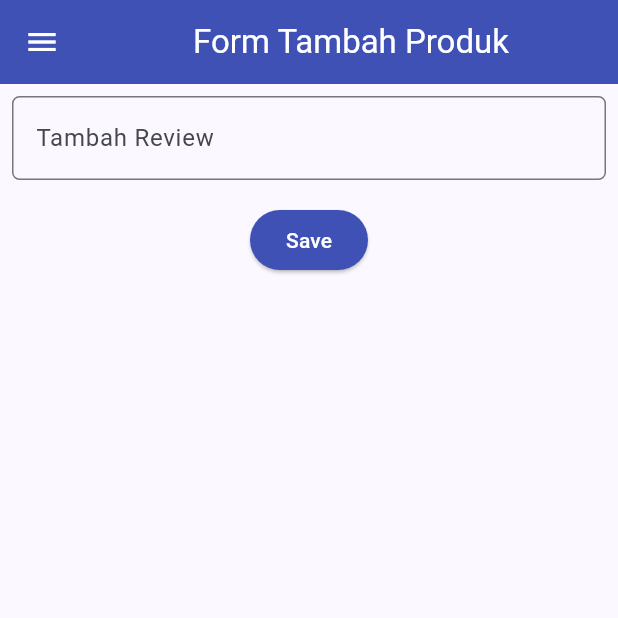
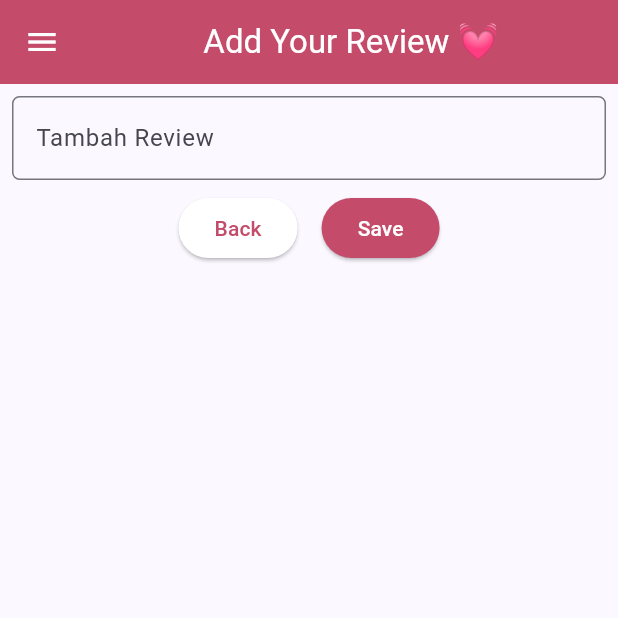
Before and after one commit to PBP-A12/bookmate-finals, a Flutter app: the AddReview screen opened directly with empty values, on a phone screen of 412 x 824 dp, the top half of it. Run offline on Flutter 3.47's test engine with Material 3 defaults, Android fonts, the phone set to English and light mode, and no system bars; missing offline and left inert: pbp_django_auth.

Commit message:
tdi kpncet modif pubspec.yaml + improve UI

```diff
--- a/lib/screens/addreview.dart
+++ b/lib/screens/addreview.dart
@@ -1,5 +1,4 @@
 import 'dart:convert';
-
 import 'package:bookmate/models/book.dart';
 import 'package:bookmate/models/book_review.dart';
 import 'package:bookmate/screens/dashboardbuku.dart';
@@ -23,6 +22,7 @@ class AddReview extends StatefulWidget {
 class _AddReview extends State<AddReview> {
   final _formKey = GlobalKey<FormState>();
   String _review = "";
+
   @override
   Widget build(BuildContext context) {
     final request = context.watch<CookieRequest>();
@@ -30,10 +30,10 @@ class _AddReview extends State<AddReview> {
       appBar: AppBar(
         title: const Center(
           child: Text(
-            'Form Tambah Produk',
+            'Add Your Review 💓',
           ),
         ),
-        backgroundColor: Colors.indigo,
+        backgroundColor: Color(0xFFC44B6A),
         foregroundColor: Colors.white,
       ),
       drawer: const RightDrawer(),
@@ -51,7 +51,8 @@ class _AddReview extends State<AddReview> {
                     labelText: "Tambah Review",
                     border: OutlineInputBorder(
                       borderRadius: BorderRadius.circular(5.0),
-                    )),
+                    ),
+                  ),
                   onChanged: (String? value) {
                     setState(() {
                       _review = value!;
@@ -65,46 +66,69 @@ class _AddReview extends State<AddReview> {
                   },
                 ),
               ),
-            Align(
-              alignment: Alignment.bottomCenter,
-              child: Padding(
-                padding: const EdgeInsets.all(8.0),
-                child: ElevatedButton(
+              // Back and Save Buttons Side by Side
+              Row(
+                mainAxisAlignment: MainAxisAlignment.center,
+                children: [
+                  // TextButton(
+                  //   onPressed: () {
+                  //     Navigator.pop(context);
+                  //   },
+                  //   child: const Text(
+                  //     'Back',
+                  //     style: TextStyle(color: Colors.black),
+                  //   ),
+                  // ),
+                  ElevatedButton(
                     style: ButtonStyle(
-                    backgroundColor: MaterialStateProperty.all(Colors.indigo),
+                      backgroundColor: MaterialStateProperty.all(Colors.white),
+                    ),
+                    onPressed: () {
+                      Navigator.pop(context);
+                    },
+                    child: const Text(
+                      "Back",
+                      style: TextStyle(color: Color(0xFFC44B6A)),
+                    ),
+                  ),
+                  SizedBox(width: 16), // Adjust the distance between buttons
+                  ElevatedButton(
+                    style: ButtonStyle(
+                      backgroundColor:
+                          MaterialStateProperty.all(Color(0xFFC44B6A)),
                     ),
                     onPressed: () async {
                       if (_formKey.currentState!.validate()) {
-                      // Kirim ke Django dan tunggu respons
-                      // TODO: Ganti URL dan jangan lupa tambahkan trailing slash (/) di akhir URL!
                         final response = await request.postJson(
                           "http://10.0.2.2:8000/review/add-review-flutter/",
                           jsonEncode(<String, String>{
                             'id': widget.book.id.toString(),
                             'review': _review,
-
-                            // 'description': _description,
-                            // TODO: Sesuaikan field data sesuai dengan aplikasimu
-                          }));
+                          }),
+                        );
                         if (response['status'] == 'success') {
-                        ScaffoldMessenger.of(context)
-                            .showSnackBar(const SnackBar(
+                          ScaffoldMessenger.of(context).showSnackBar(
+                            const SnackBar(
                               content: Text("Produk baru berhasil disimpan!"),
-                        ));
+                            ),
+                          );
                           Navigator.pushReplacement(
                             context,
                             MaterialPageRoute(
                               builder: (context) => DetailReviewPage(
                                 book: widget.book,
                                 review: widget.review,
-                                  )),
+                              ),
+                            ),
                           );
                         } else {
-                        ScaffoldMessenger.of(context)
-                            .showSnackBar(const SnackBar(
-                          content:
-                              Text("Terdapat kesalahan, silakan coba lagi."),
-                        ));
+                          ScaffoldMessenger.of(context).showSnackBar(
+                            const SnackBar(
+                              content: Text(
+                                "Terdapat kesalahan, silakan coba lagi.",
+                              ),
+                            ),
+                          );
                         }
                       }
                     },
@@ -113,10 +137,11 @@ class _AddReview extends State<AddReview> {
                       style: TextStyle(color: Colors.white),
                     ),
                   ),
+                ],
+              ),
+            ],
           ),
         ),
-          ],
-        )),
       ),
     );
   }
--- a/lib/screens/review.dart
+++ b/lib/screens/review.dart
@@ -68,6 +68,7 @@ class _DetailReviewPage extends State<DetailReviewPage> {
                     fontSize: 24.0,
                     fontWeight: FontWeight.bold,
                   ),
+                  textAlign: TextAlign.center,
                 ),
               ),
               const SizedBox(height: 20.0), // Add some spacing
--- a/pubspec.yaml
+++ b/pubspec.yaml
@@ -2,7 +2,7 @@ name: bookmate
 description: A new Flutter project.
 # The following line prevents the package from being accidentally published to
 # pub.dev using `flutter pub publish`. This is preferred for private packages.
-publish_to: 'none' # Remove this line if you wish to publish to pub.dev
+publish_to: "none" # Remove this line if you wish to publish to pub.dev
 
 # The following defines the version and build number for your application.
 # A version number is three numbers separated by dots, like 1.2.43
@@ -19,7 +19,7 @@ publish_to: 'none' # Remove this line if you wish to publish to pub.dev
 version: 1.0.0+1
 
 environment:
-  sdk: '>=3.1.5 <4.0.0'
+  sdk: ">=3.1.5 <4.0.0"
 
 # Dependencies specify other packages that your package needs in order to work.
 # To automatically upgrade your package dependencies to the latest versions
@@ -30,7 +30,6 @@ environment:
 dependencies:
   flutter:
     sdk: flutter
-
 
   # The following adds the Cupertino Icons font to your application.
   # Use with the CupertinoIcons class for iOS style icons.
@@ -55,7 +54,6 @@ dev_dependencies:
 
 # The following section is specific to Flutter packages.
 flutter:
-
   # The following line ensures that the Material Icons font is
   # included with your application, so that you can use the icons in
   # the material Icons class.
```
Lines whose indentation alone changed are shown as unchanged.
